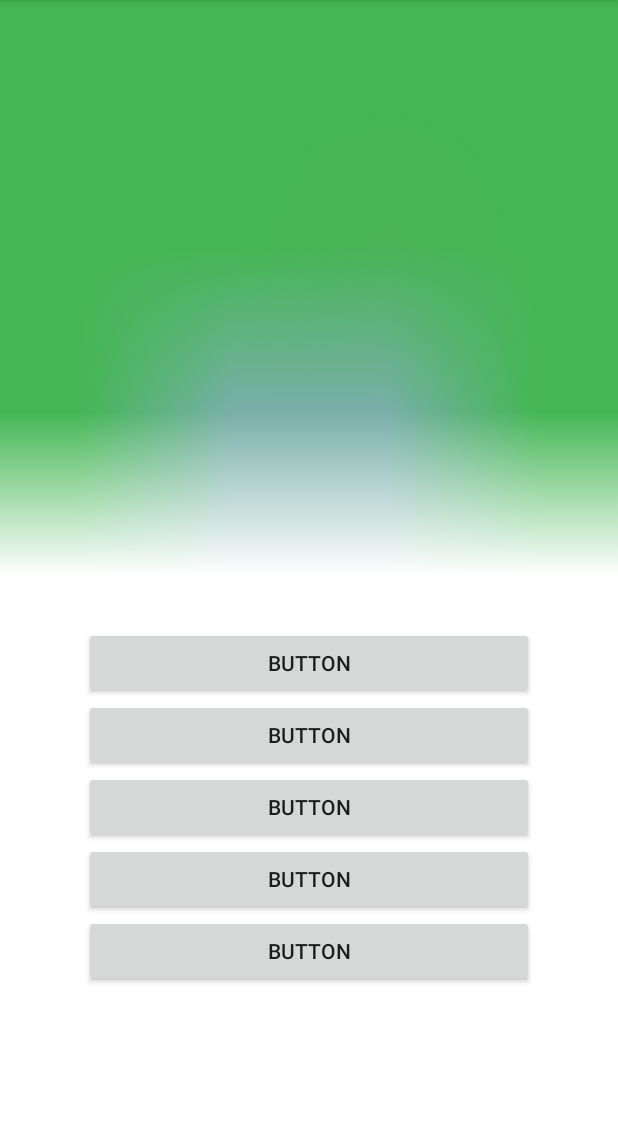
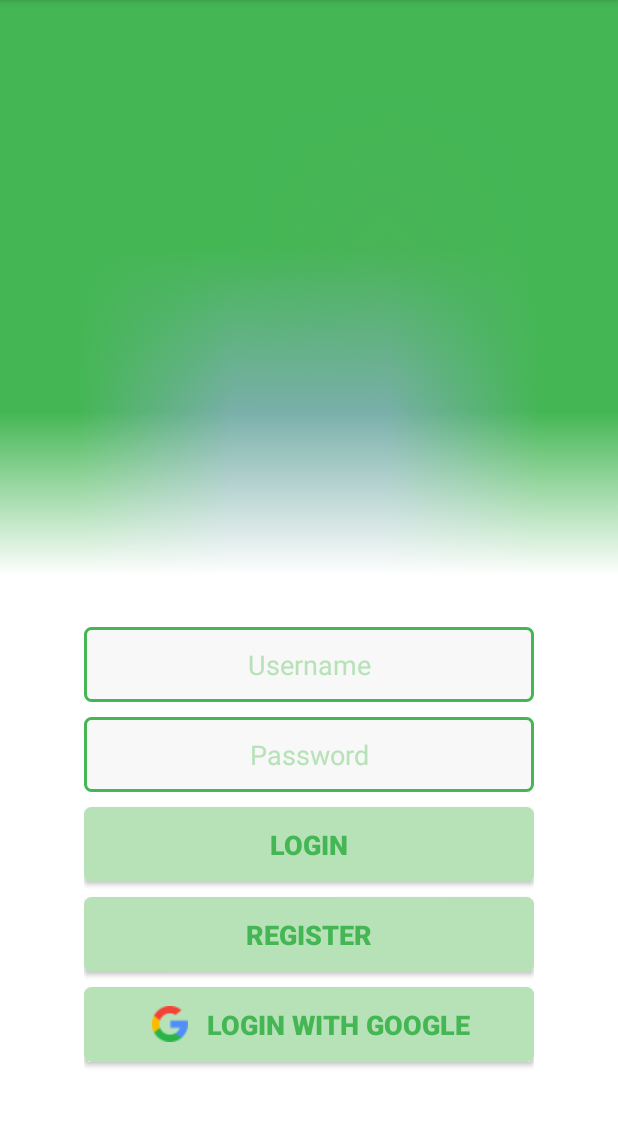
Before and after one commit to paltet/BCoop, an Android app: the screen it shows after launch (MainActivity), on a phone screen of 412 x 824 dp, the part 84-1211 px from its top. Run offline under Robolectric (Android 15) with nearby library versions, the phone set to English and light mode, and no system bars.

Commit message:
login front

```diff
--- /dev/null
+++ b/app/src/main/res/drawable/textview_border.xml
@@ -0,0 +1,10 @@
+<?xml version="1.0" encoding="utf-8"?>
+<layer-list xmlns:android="http://schemas.android.com/apk/res/android">
+    <item>
+        <shape>
+            <stroke android:width="2dp" android:color="@color/Green" /><!--边框颜色-->
+            <solid android:color="#f8f8f8" /><!--填充色-->
+            <corners android:radius="4dp" />
+        </shape>
+    </item>
+</layer-list>
--- a/app/src/main/res/layout/activity_main.xml
+++ b/app/src/main/res/layout/activity_main.xml
@@ -18,43 +18,74 @@
         app:layout_constraintStart_toStartOf="parent"
         tools:ignore="MissingConstraints">
 
-        <Button
-            android:id="@+id/button1"
+        <EditText
+            android:id="@+id/userName"
             android:layout_width="match_parent"
-            android:layout_height="wrap_content"
-            android:text="Button"
-            app:layout_constraintEnd_toEndOf="parent"
-            app:layout_constraintStart_toStartOf="parent" />
+            android:layout_height="50dp"
+            android:textSize="18sp"
+            android:hint="@string/userName"
+            android:textColorHint="@color/lightGreen"
+            android:gravity="center"
+            android:ems="10"
+            android:background="@drawable/textview_border"/>
+
+        <EditText
+            android:id="@+id/password"
+            android:layout_width="match_parent"
+            android:layout_height="50dp"
+            android:layout_marginTop="10dp"
+            android:gravity="center"
+            android:textSize="18sp"
+            android:ems="10"
+            android:hint="@string/password"
+            android:textColorHint="@color/lightGreen"
+            android:inputType="textPassword"
+            android:background="@drawable/textview_border" />
 
         <Button
-            android:id="@+id/button2"
+            android:id="@+id/login"
             android:layout_width="match_parent"
-            android:layout_height="wrap_content"
-            android:text="Button"
+            android:layout_height="50dp"
+            android:layout_marginTop="10dp"
+            android:text="@string/login"
+            android:textSize="18sp"
+            android:textStyle="bold"
+            android:textColor="@color/Green"
+            android:backgroundTint="@color/lightGreen"
             app:layout_constraintEnd_toEndOf="parent"
-            app:layout_constraintStart_toStartOf="parent" />
+            app:layout_constraintStart_toStartOf="parent"
+            android:background="@drawable/textview_border"/>
 
         <Button
-            android:id="@+id/button3"
+            android:id="@+id/register"
             android:layout_width="match_parent"
-            android:layout_height="wrap_content"
-            android:text="Button"
+            android:layout_height="50dp"
+            android:layout_marginTop="10dp"
+            android:text="@string/register"
+            android:textSize="18sp"
+            android:textStyle="bold"
+            android:textColor="@color/Green"
+            android:backgroundTint="@color/lightGreen"
             app:layout_constraintEnd_toEndOf="parent"
-            app:layout_constraintStart_toStartOf="parent" />
+            app:layout_constraintStart_toStartOf="parent"
+            android:background="@drawable/textview_border"/>
 
         <Button
             android:id="@+id/button4"
             android:layout_width="match_parent"
-            android:layout_height="wrap_content"
-            android:text="Button"
+            android:layout_height="50dp"
+            android:layout_marginTop="10dp"
+            android:text="@string/login_with_google"
+            android:textSize="18sp"
+            android:textStyle="bold"
+            android:textColor="@color/Green"
+            android:backgroundTint="@color/lightGreen"
             app:layout_constraintEnd_toEndOf="parent"
-            app:layout_constraintStart_toStartOf="parent" />
-
-        <Button
-            android:id="@+id/button5"
-            android:layout_width="match_parent"
-            android:layout_height="wrap_content"
-            android:text="Button" />
+            app:layout_constraintStart_toStartOf="parent"
+            android:paddingLeft="45dp"
+            android:paddingRight="30dp"
+            android:drawableLeft="@drawable/google"
+            android:background="@drawable/textview_border"/>
     </LinearLayout>
 
 </androidx.constraintlayout.widget.ConstraintLayout>
--- a/app/src/main/res/values/strings.xml
+++ b/app/src/main/res/values/strings.xml
@@ -1,3 +1,8 @@
 <resources>
     <string name="app_name">BCoop</string>
+    <string name="userName">Username</string>
+    <string name="password">Password</string>
+    <string name="login">Login</string>
+    <string name="register">Register</string>
+    <string name="login_with_google">Login with google</string>
 </resources>
```
Also changed, not shown: app/src/main/res/drawable/google.png (added), app/src/main/res/mipmap-mdpi/google.png (added).
